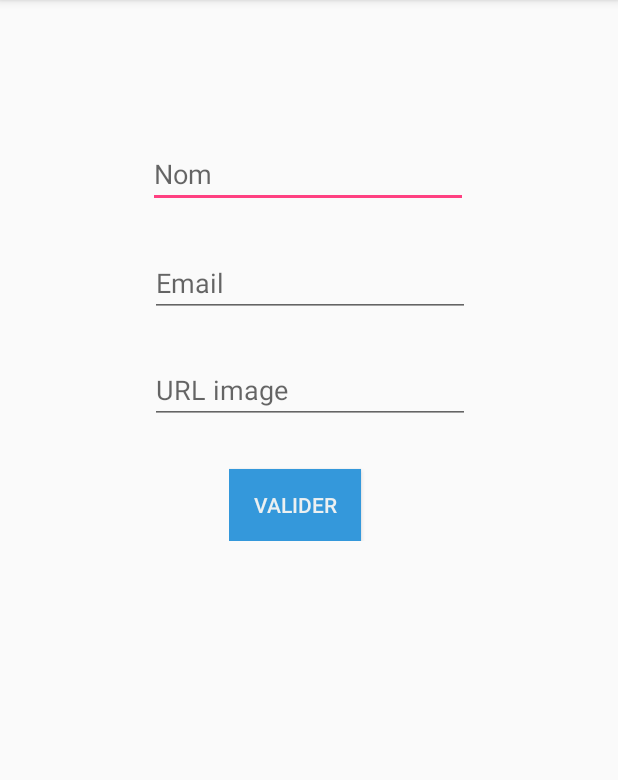
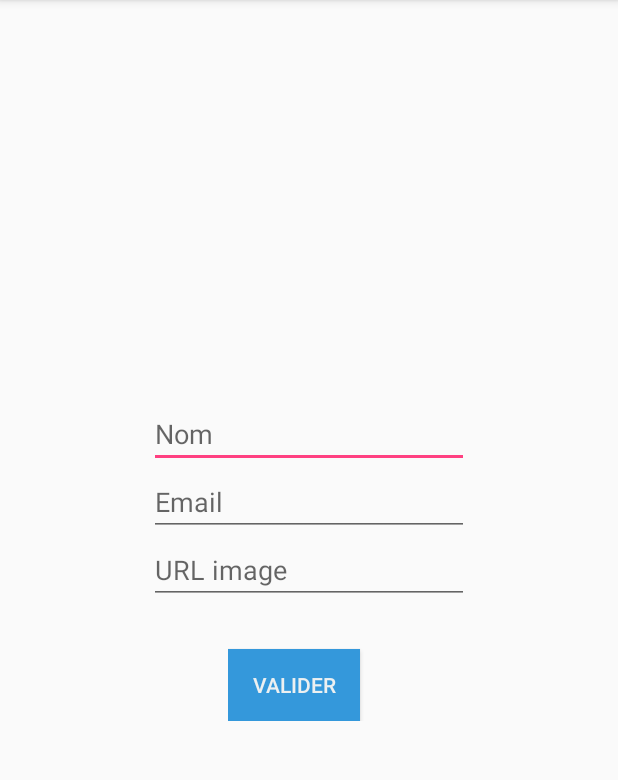
Before and after one commit to vince1396/StageAndroidTraining2, an Android app: the screen it shows after launch (MainActivity), after a tap on "CRÉER", on a phone screen of 412 x 824 dp, the part 84-864 px from its top. Run offline under Robolectric (Android 15) with nearby library versions, the phone set to English and light mode, and no system bars; our stand-ins replace ButterKnife.

Commit message:
vinceCommit7

```diff
--- a/app/src/main/java/com/example/vincent/utilisateurs/Adapter.java
+++ b/app/src/main/java/com/example/vincent/utilisateurs/Adapter.java
@@ -77,7 +77,6 @@ public class Adapter extends RecyclerView.Adapter<Adapter.MyViewHolder> {
             Glide
                     .with(holder.img.getContext())
                     .load(url)
-                    .placeholder(R.drawable.img_default)
                     .into(img);
         }
     }
--- a/app/src/main/java/com/example/vincent/utilisateurs/MainActivity.java
+++ b/app/src/main/java/com/example/vincent/utilisateurs/MainActivity.java
@@ -30,7 +30,7 @@ public class MainActivity extends AppCompatActivity {
 
     private ArrayList<User> alRep = new ArrayList<>();
     private boolean ifForm = false;
-//test
+
     @Override
     protected void onCreate(Bundle savedInstanceState) {
         super.onCreate(savedInstanceState);
--- a/app/src/main/res/layout/activity_main.xml
+++ b/app/src/main/res/layout/activity_main.xml
@@ -1,42 +1,13 @@
 <?xml version="1.0" encoding="utf-8"?>
-<android.support.constraint.ConstraintLayout xmlns:android="http://schemas.android.com/apk/res/android"
+<RelativeLayout xmlns:android="http://schemas.android.com/apk/res/android"
     xmlns:app="http://schemas.android.com/apk/res-auto"
     xmlns:tools="http://schemas.android.com/tools"
     android:layout_width="match_parent"
     android:layout_height="match_parent"
     tools:context="com.example.vincent.utilisateurs.MainActivity">
 
-    <Button
-        android:id="@+id/create"
-        android:layout_width="wrap_content"
-        android:layout_height="wrap_content"
-        android:text="@string/create"
-        tools:layout_constraintBottom_creator="1"
-        android:layout_marginStart="16dp"
-        app:layout_constraintBottom_toBottomOf="parent"
-        tools:layout_constraintLeft_creator="1"
-        android:layout_marginBottom="18dp"
-        app:layout_constraintLeft_toLeftOf="parent"
-        android:layout_marginLeft="16dp"
-        android:background="#3498db"
-        android:textColor="#ecf0f1"
-        />
 
-    <Button
-        android:id="@+id/display"
-        android:layout_width="wrap_content"
-        android:layout_height="wrap_content"
-        android:text="@string/display"
-        tools:layout_constraintRight_creator="1"
-        tools:layout_constraintBottom_creator="1"
-        app:layout_constraintBottom_toBottomOf="parent"
-        android:layout_marginEnd="9dp"
-        app:layout_constraintRight_toRightOf="parent"
-        android:layout_marginBottom="18dp"
-        android:layout_marginRight="9dp"
-        android:background="#3498db"
-        android:textColor="#ecf0f1"
-        />
+
 
     <LinearLayout
         android:id="@+id/form"
@@ -44,12 +15,10 @@
         android:layout_height="wrap_content"
         android:orientation="vertical"
         android:gravity="center_horizontal"
+        android:paddingBottom="20dp"
         android:visibility="invisible"
-        tools:layout_constraintTop_creator="1"
-        tools:layout_constraintRight_creator="1"
-        app:layout_constraintRight_toRightOf="@+id/rvUser"
-        android:layout_marginTop="16dp"
-        app:layout_constraintTop_toTopOf="parent">
+        android:layout_centerInParent="true">
+
 
         <EditText
             android:id="@+id/name"
@@ -58,13 +27,7 @@
             android:ems="10"
             android:inputType="textPersonName"
             android:hint="@string/name"
-            tools:layout_constraintTop_creator="1"
-            tools:layout_constraintRight_creator="1"
-            android:layout_marginEnd="1dp"
-            app:layout_constraintRight_toRightOf="@+id/email"
-            android:layout_marginTop="77dp"
-            app:layout_constraintTop_toTopOf="parent"
-            android:layout_marginRight="1dp" />
+             />
 
         <EditText
             android:id="@+id/email"
@@ -72,14 +35,7 @@
             android:layout_height="wrap_content"
             android:ems="10"
             android:inputType="textPersonName"
-            android:hint="@string/email"
-            tools:layout_constraintTop_creator="1"
-            tools:layout_constraintRight_creator="1"
-            app:layout_constraintRight_toRightOf="parent"
-            android:layout_marginTop="27dp"
-            app:layout_constraintTop_toBottomOf="@+id/name"
-            tools:layout_constraintLeft_creator="1"
-            app:layout_constraintLeft_toLeftOf="parent" />
+            android:hint="@string/email" />
 
         <EditText
             android:id="@+id/urlimg"
@@ -88,13 +44,7 @@
             android:ems="10"
             android:inputType="textPersonName"
             android:hint="@string/urlimg"
-            tools:layout_constraintTop_creator="1"
-            tools:layout_constraintRight_creator="1"
-            app:layout_constraintRight_toRightOf="@+id/email"
-            android:layout_marginTop="26dp"
-            app:layout_constraintTop_toBottomOf="@+id/email"
-            tools:layout_constraintLeft_creator="1"
-            app:layout_constraintLeft_toLeftOf="@+id/email" />
+             />
 
         <LinearLayout
             android:layout_width="wrap_content"
@@ -107,8 +57,6 @@
             android:layout_width="wrap_content"
             android:layout_height="wrap_content"
             android:text="@string/valider"
-            tools:layout_editor_absoluteX="148dp"
-            tools:layout_editor_absoluteY="328dp"
             android:layout_marginTop="30dp"
             android:background="#3498db"
             android:textColor="#ecf0f1"
@@ -121,15 +69,43 @@
 
     <android.support.v7.widget.RecyclerView
         android:id="@+id/rvUser"
-        android:layout_width="215dp"
-        android:layout_height="360dp"
+        android:layout_width="match_parent"
+        android:layout_height="match_parent"
         android:visibility="invisible"
-        tools:layout_constraintTop_creator="1"
-        tools:layout_constraintRight_creator="1"
-        app:layout_constraintRight_toRightOf="parent"
-        tools:layout_constraintLeft_creator="1"
-        app:layout_constraintLeft_toLeftOf="parent"
-        app:layout_constraintTop_toTopOf="@+id/form" />
+
+        />
+
+    <LinearLayout
+        android:id="@+id/layout_buttons"
+        android:layout_alignParentBottom="true"
+        android:layout_width="match_parent"
+        android:layout_height="wrap_content"
+        android:gravity="center"
+        android:orientation="horizontal">
+
+        <Button
+            android:id="@+id/create"
+            android:layout_width="wrap_content"
+            android:layout_height="wrap_content"
+            android:text="@string/create"
+            android:layout_margin="5dp"
+            android:layout_marginLeft="16dp"
+            android:background="#3498db"
+            android:textColor="#ecf0f1"
+            />
+
+        <Button
+            android:id="@+id/display"
+            android:layout_width="wrap_content"
+            android:layout_height="wrap_content"
+            android:text="@string/display"
+            android:layout_margin="5dp"
+            android:layout_toRightOf="@+id/create"
+            android:background="#3498db"
+            android:textColor="#ecf0f1"
+            />
+
+    </LinearLayout>
 
 
-</android.support.constraint.ConstraintLayout>
+</RelativeLayout>
--- a/app/src/main/res/layout/listcell.xml
+++ b/app/src/main/res/layout/listcell.xml
@@ -4,7 +4,7 @@
 
     android:id="@+id/card_view"
     android:layout_width="match_parent"
-    android:layout_height="wrap_content"
+    android:layout_height="120dp"
     card_view:cardCornerRadius="5dp"
     card_view:cardUseCompatPadding="true"
     android:background="@color/colorPrimaryDark"
@@ -12,26 +12,20 @@
 
     <LinearLayout
         android:layout_width="match_parent"
-        android:layout_height="wrap_content"
+        android:layout_height="match_parent"
         android:orientation="horizontal"
-        android:gravity="center_horizontal"
+        android:gravity="center_vertical"
+        android:padding="10dp"
         >
-
-        <ImageView
-            android:id="@+id/img"
-            android:layout_width="100dp"
-            android:layout_height="100dp"
-            android:contentDescription="profile picture"
-            android:layout_marginRight="50dp"
-            android:layout_gravity="center_vertical"
-            />
 
         <LinearLayout
             android:id="@+id/card"
-            android:layout_width="match_parent"
+            android:layout_width="wrap_content"
             android:layout_height="wrap_content"
             android:layout_gravity="center_vertical"
             android:orientation="vertical"
+            android:layout_weight="3"
+            android:layout_marginRight="10dp"
             >
 
             <TextView
@@ -39,6 +33,11 @@
                 android:layout_width="match_parent"
                 android:layout_height="wrap_content"
                 android:text="nom"
+                android:textSize="16dip"
+                android:maxLines="1"
+                android:textStyle="bold"
+                android:textColor="@color/colorPrimary"
+                android:layout_marginBottom="5dp"
                 />
 
             <TextView
@@ -46,8 +45,18 @@
                 android:layout_width="match_parent"
                 android:layout_height="wrap_content"
                 android:text="email"
+                android:textSize="14dip"
+                android:maxLines="1"
                 />
         </LinearLayout>
 
+        <ImageView
+            android:id="@+id/img"
+            android:layout_width="70dp"
+            android:layout_height="70dp"
+            android:contentDescription="profile picture"
+            android:background="#f2f2f2"
+            />
+
     </LinearLayout>
 </android.support.v7.widget.CardView>
```
